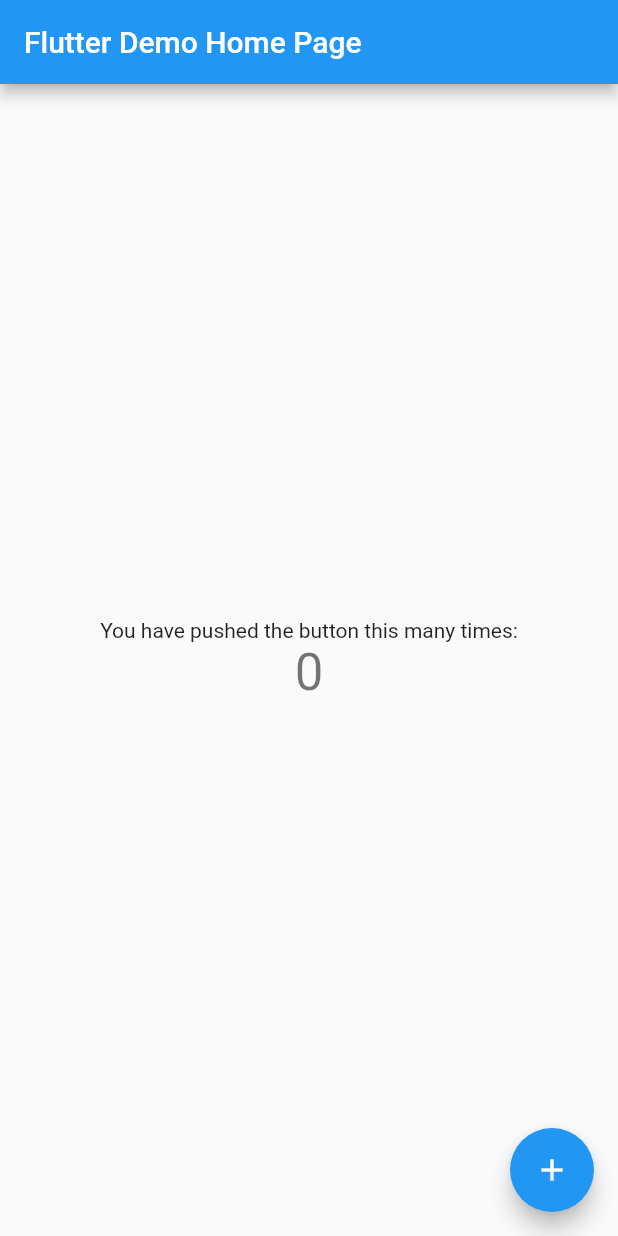
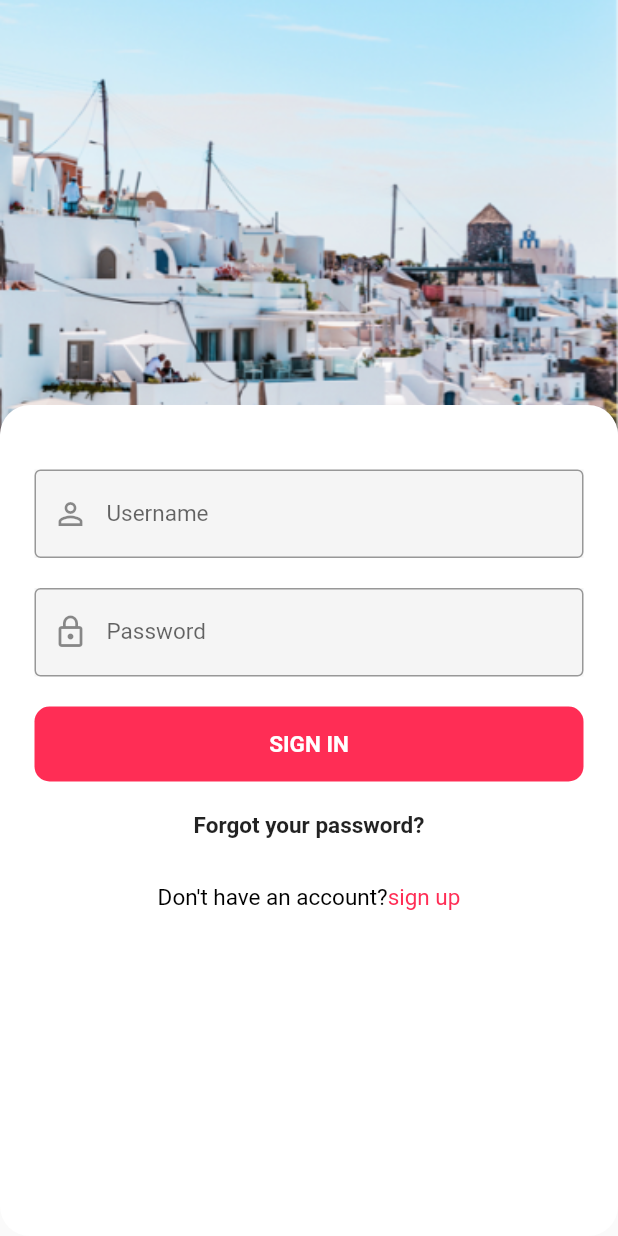
Before and after one commit to arunreddy079/avenirx-android, a Flutter app: the screen it shows after launch, on a phone screen of 412 x 824 dp. Run offline on Flutter 3.47's test engine with Material 2 defaults, Android fonts, the phone set to English and light mode, and no system bars; our stand-ins replace font_awesome_flutter; Roboto replaces fonts that are missing (SFUIDisplay); project files that could hold a hidden picture were left out.

Commit message:
Login page UI is done

```diff
--- /dev/null
+++ b/lib/Home.dart
@@ -0,0 +1,13 @@
+import 'package:flutter/material.dart';
+
+import 'Screens/SignInOne.dart';
+import 'Screens/SignInTwo.dart';
+
+class Home extends StatelessWidget {
+  @override
+  Widget build(BuildContext context) {
+    return Scaffold(
+      body: SignInOne(),
+    );
+  }
+}
--- /dev/null
+++ b/lib/Screens/SignInOne.dart
@@ -0,0 +1,133 @@
+import 'package:flutter/material.dart';
+
+class SignInOne extends StatelessWidget {
+  @override
+  Widget build(BuildContext context) {
+    return Stack(
+      children: <Widget>[
+        Container(
+          decoration: BoxDecoration(
+            image: DecorationImage(
+              image: AssetImage('Assets/image1.png'),
+              fit: BoxFit.fitWidth,
+              alignment: Alignment.topCenter
+            )
+          ),
+        ),
+        Container(
+          width: MediaQuery.of(context).size.width,
+          margin: EdgeInsets.only(top: 270),
+          decoration: BoxDecoration(
+            borderRadius: BorderRadius.circular(20),
+            color: Colors.white,
+          ),
+          child: Padding(
+            padding: EdgeInsets.all(23),
+            child: ListView(
+              children: <Widget>[
+                Padding(
+                  padding: EdgeInsets.fromLTRB(0, 20, 0, 20),
+                  child: Container(
+                    color: Color(0xfff5f5f5),
+                    child: TextFormField(
+                      style: TextStyle(
+                        color: Colors.black,
+                        fontFamily: 'SFUIDisplay'
+                      ),
+                      decoration: InputDecoration(
+                        border: OutlineInputBorder(),
+                        labelText: 'Username',
+                        prefixIcon: Icon(Icons.person_outline),
+                        labelStyle: TextStyle(
+                          fontSize: 15
+                        )
+                      ),
+                    ),
+                  ),
+                ),
+                Container(
+                  color: Color(0xfff5f5f5),
+                  child: TextFormField(
+                    obscureText: true,
+                    style: TextStyle(
+                      color: Colors.black,
+                      fontFamily: 'SFUIDisplay'
+                    ),
+                    decoration: InputDecoration(
+                      border: OutlineInputBorder(),
+                      labelText: 'Password',
+                      prefixIcon: Icon(Icons.lock_outline),
+                      labelStyle: TextStyle(
+                          fontSize: 15
+                        )
+                    ),
+                  ),
+                ),
+                Padding(
+                  padding: EdgeInsets.only(top: 20),
+                  child: MaterialButton(
+                    onPressed: (){},//since this is only a UI app
+                    child: Text('SIGN IN',
+                    style: TextStyle(
+                      fontSize: 15,
+                      fontFamily: 'SFUIDisplay',
+                      fontWeight: FontWeight.bold,
+                    ),
+                    ),
+                    color: Color(0xffff2d55),
+                    elevation: 0,
+                    minWidth: 400,
+                    height: 50,
+                    textColor: Colors.white,
+                    shape: RoundedRectangleBorder(
+                      borderRadius: BorderRadius.circular(10)
+                    ),
+                  ),
+                ),
+                Padding(
+                  padding: EdgeInsets.only(top: 20),
+                  child: Center(
+                    child: Text('Forgot your password?',
+                    style: TextStyle(
+                      fontFamily: 'SFUIDisplay',
+                      fontSize: 15,
+                      fontWeight: FontWeight.bold
+                    ),
+                    ),
+                  ),
+                ),
+                Padding(
+                  padding: EdgeInsets.only(top: 30),
+                  child: Center(
+                    child: RichText(
+                      text: TextSpan(
+                        children: [
+                          TextSpan(
+                            text: "Don't have an account?",
+                            style: TextStyle(
+                              fontFamily: 'SFUIDisplay',
+                              color: Colors.black,
+                              fontSize: 15,
+                            )
+                          ),
+                          TextSpan(
+                            text: "sign up",
+                            style: TextStyle(
+                              fontFamily: 'SFUIDisplay',
+                              color: Color(0xffff2d55),
+                              fontSize: 15,
+                            )
+                          )
+                        ]
+                      ),
+                    ),
+                  ),
+                )
+              ],
+            ),
+          ),
+        )
+      ],
+    );
+  }
+}
--- a/lib/main.dart
+++ b/lib/main.dart
@@ -1,111 +1,15 @@
 import 'package:flutter/material.dart';
+import 'Home.dart';
+
 
 void main() => runApp(MyApp());
 
 class MyApp extends StatelessWidget {
-  // This widget is the root of your application.
   @override
   Widget build(BuildContext context) {
     return MaterialApp(
-      title: 'Flutter Demo',
-      theme: ThemeData(
-        // This is the theme of your application.
-        //
-        // Try running your application with "flutter run". You'll see the
-        // application has a blue toolbar. Then, without quitting the app, try
-        // changing the primarySwatch below to Colors.green and then invoke
-        // "hot reload" (press "r" in the console where you ran "flutter run",
-        // or simply save your changes to "hot reload" in a Flutter IDE).
-        // Notice that the counter didn't reset back to zero; the application
-        // is not restarted.
-        primarySwatch: Colors.blue,
-      ),
-      home: MyHomePage(title: 'Flutter Demo Home Page'),
+      home: Home(),
+      debugShowCheckedModeBanner: false,
     );
   }
 }
-
-class MyHomePage extends StatefulWidget {
-  MyHomePage({Key key, this.title}) : super(key: key);
-
-  // This widget is the home page of your application. It is stateful, meaning
-  // that it has a State object (defined below) that contains fields that affect
-  // how it looks.
-
-  // This class is the configuration for the state. It holds the values (in this
-  // case the title) provided by the parent (in this case the App widget) and
-  // used by the build method of the State. Fields in a Widget subclass are
-  // always marked "final".
-
-  final String title;
-
-  @override
-  _MyHomePageState createState() => _MyHomePageState();
-}
-
-class _MyHomePageState extends State<MyHomePage> {
-  int _counter = 0;
-
-  void _incrementCounter() {
-    setState(() {
-      // This call to setState tells the Flutter framework that something has
-      // changed in this State, which causes it to rerun the build method below
-      // so that the display can reflect the updated values. If we changed
-      // _counter without calling setState(), then the build method would not be
-      // called again, and so nothing would appear to happen.
-      _counter++;
-    });
-  }
-
-  @override
-  Widget build(BuildContext context) {
-    // This method is rerun every time setState is called, for instance as done
-    // by the _incrementCounter method above.
-    //
-    // The Flutter framework has been optimized to make rerunning build methods
-    // fast, so that you can just rebuild anything that needs updating rather
-    // than having to individually change instances of widgets.
-    return Scaffold(
-      appBar: AppBar(
-        // Here we take the value from the MyHomePage object that was created by
-        // the App.build method, and use it to set our appbar title.
-        title: Text(widget.title),
-      ),
-      body: Center(
-        // Center is a layout widget. It takes a single child and positions it
-        // in the middle of the parent.
-        child: Column(
-          // Column is also a layout widget. It takes a list of children and
-          // arranges them vertically. By default, it sizes itself to fit its
-          // children horizontally, and tries to be as tall as its parent.
-          //
-          // Invoke "debug painting" (press "p" in the console, choose the
-          // "Toggle Debug Paint" action from the Flutter Inspector in Android
-          // Studio, or the "Toggle Debug Paint" command in Visual Studio Code)
-          // to see the wireframe for each widget.
-          //
-          // Column has various properties to control how it sizes itself and
-          // how it positions its children. Here we use mainAxisAlignment to
-          // center the children vertically; the main axis here is the vertical
-          // axis because Columns are vertical (the cross axis would be
-          // horizontal).
-          mainAxisAlignment: MainAxisAlignment.center,
-          children: <Widget>[
-            Text(
-              'You have pushed the button this many times:',
-            ),
-            Text(
-              '$_counter',
-              style: Theme.of(context).textTheme.display1,
-            ),
-          ],
-        ),
-      ),
-      floatingActionButton: FloatingActionButton(
-        onPressed: _incrementCounter,
-        tooltip: 'Increment',
-        child: Icon(Icons.add),
-      ), // This trailing comma makes auto-formatting nicer for build methods.
-    );
-  }
-}
--- a/pubspec.yaml
+++ b/pubspec.yaml
@@ -17,6 +17,7 @@ environment:
   sdk: ">=2.1.0 <3.0.0"
 
 dependencies:
+  font_awesome_flutter: ^8.5.0
   flutter:
     sdk: flutter
 
@@ -39,6 +40,10 @@ flutter:
   # included with your application, so that you can use the icons in
   # the material Icons class.
   uses-material-design: true
+
+  assets:
+   - Assets/image1.png
+   - Assets/image2.png
 
   # To add assets to your application, add an assets section, like this:
   # assets:
```
Also changed, not shown: lib/Screens/SignInTwo.dart (added, +148 -0 lines), Assets/Nunito-Regular.ttf (added), Assets/image1.png (added), Assets/image2.png (added), Assets/sf-ui-display-black.otf (added), Assets/sf-ui-display-light.otf (added), Assets/sf-ui-display-medium.otf (added), pubspec.lock.
